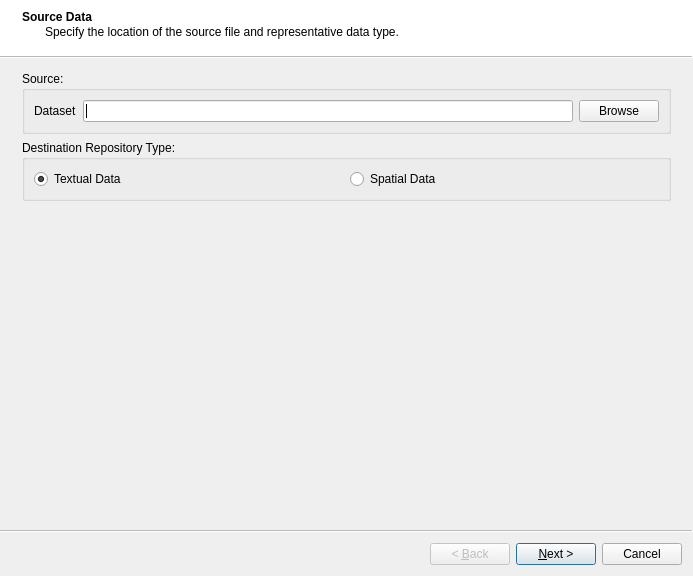
First picture: the form in ui/ui_import_data.ui, repository gltn/stdm, before the edit.
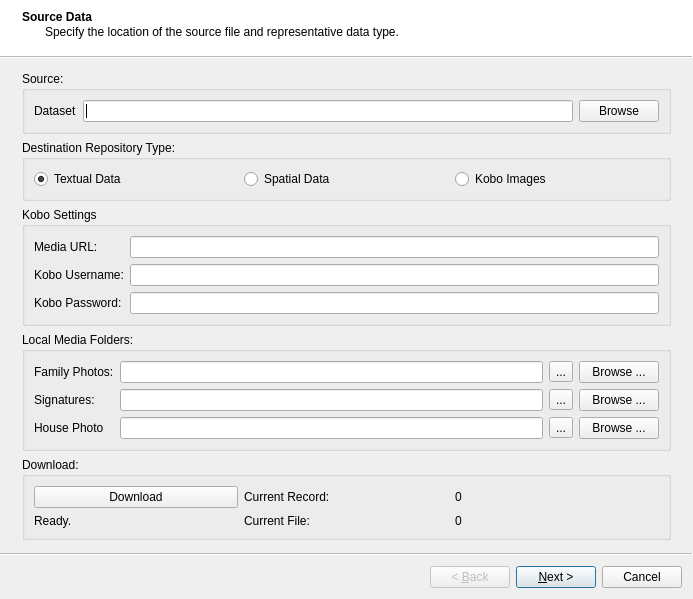
Second picture: the form after the edit. Icons and pictures are not drawn.

Commit message: Added function to download media files from Kobotoolkit

```diff
--- a/ui/ui_import_data.ui
+++ b/ui/ui_import_data.ui
@@ -80,6 +80,196 @@
          </property>
         </widget>
        </item>
+       <item>
+        <widget class="QRadioButton" name="rbKoboMedia">
+         <property name="text">
+          <string>Kobo Images</string>
+         </property>
+        </widget>
+       </item>
+      </layout>
+     </widget>
+    </item>
+    <item>
+     <widget class="QGroupBox" name="groupBox_7">
+      <property name="title">
+       <string>Kobo Settings</string>
+      </property>
+      <layout class="QGridLayout" name="gridLayout_4">
+       <item row="0" column="0">
+        <widget class="QLabel" name="label_4">
+         <property name="text">
+          <string>Media URL:</string>
+         </property>
+        </widget>
+       </item>
+       <item row="1" column="0">
+        <widget class="QLabel" name="label_5">
+         <property name="text">
+          <string>Kobo Username:</string>
+         </property>
+        </widget>
+       </item>
+       <item row="1" column="1">
+        <widget class="QLineEdit" name="edtKoboUsername">
+         <property name="readOnly">
+          <bool>false</bool>
+         </property>
+        </widget>
+       </item>
+       <item row="2" column="1">
+        <widget class="QLineEdit" name="edtKoboPassword">
+         <property name="echoMode">
+          <enum>QLineEdit::Password</enum>
+         </property>
+        </widget>
+       </item>
+       <item row="0" column="1">
+        <widget class="QLineEdit" name="edtMediaUrl">
+         <property name="readOnly">
+          <bool>false</bool>
+         </property>
+        </widget>
+       </item>
+       <item row="2" column="0">
+        <widget class="QLabel" name="label_6">
+         <property name="text">
+          <string>Kobo Password:</string>
+         </property>
+        </widget>
+       </item>
+      </layout>
+     </widget>
+    </item>
+    <item>
+     <widget class="QGroupBox" name="groupBox_8">
+      <property name="title">
+       <string>Local Media Folders:</string>
+      </property>
+      <layout class="QGridLayout" name="gridLayout_6">
+       <item row="1" column="0">
+        <widget class="QLabel" name="label_8">
+         <property name="text">
+          <string>Signatures:</string>
+         </property>
+        </widget>
+       </item>
+       <item row="1" column="1">
+        <widget class="QLineEdit" name="edtSignFolder"/>
+       </item>
+       <item row="0" column="1">
+        <widget class="QLineEdit" name="edtFamilyFolder"/>
+       </item>
+       <item row="0" column="0">
+        <widget class="QLabel" name="label_7">
+         <property name="text">
+          <string>Family Photos:</string>
+         </property>
+        </widget>
+       </item>
+       <item row="2" column="0">
+        <widget class="QLabel" name="label_9">
+         <property name="text">
+          <string>House Photo</string>
+         </property>
+        </widget>
+       </item>
+       <item row="1" column="2">
+        <widget class="QToolButton" name="tbSignFolder">
+         <property name="text">
+          <string>...</string>
+         </property>
+        </widget>
+       </item>
+       <item row="2" column="2">
+        <widget class="QToolButton" name="tbHouseFolder">
+         <property name="text">
+          <string>...</string>
+         </property>
+        </widget>
+       </item>
+       <item row="2" column="1">
+        <widget class="QLineEdit" name="edtHouseFolder"/>
+       </item>
+       <item row="0" column="2">
+        <widget class="QToolButton" name="tbFamilyFolder">
+         <property name="text">
+          <string>...</string>
+         </property>
+        </widget>
+       </item>
+       <item row="0" column="3">
+        <widget class="QPushButton" name="btnFamilyBrowse">
+         <property name="text">
+          <string>Browse ...</string>
+         </property>
+        </widget>
+       </item>
+       <item row="1" column="3">
+        <widget class="QPushButton" name="btnSignFolder">
+         <property name="text">
+          <string>Browse ...</string>
+         </property>
+        </widget>
+       </item>
+       <item row="2" column="3">
+        <widget class="QPushButton" name="btnHouseFolder">
+         <property name="text">
+          <string>Browse ...</string>
+         </property>
+        </widget>
+       </item>
+      </layout>
+     </widget>
+    </item>
+    <item>
+     <widget class="QGroupBox" name="groupBox_9">
+      <property name="title">
+       <string>Download:</string>
+      </property>
+      <layout class="QGridLayout" name="gridLayout_7">
+       <item row="0" column="2">
+        <widget class="QLabel" name="lblCurrRecord">
+         <property name="text">
+          <string>0</string>
+         </property>
+        </widget>
+       </item>
+       <item row="0" column="0">
+        <widget class="QPushButton" name="btnDownload">
+         <property name="text">
+          <string>Download</string>
+         </property>
+        </widget>
+       </item>
+       <item row="0" column="1">
+        <widget class="QLabel" name="labelrecord">
+         <property name="text">
+          <string>Current Record:</string>
+         </property>
+        </widget>
+       </item>
+       <item row="1" column="1">
+        <widget class="QLabel" name="label_10">
+         <property name="text">
+          <string>Current File:</string>
+         </property>
+        </widget>
+       </item>
+       <item row="1" column="2">
+        <widget class="QLabel" name="lblCurrFile">
+         <property name="text">
+          <string>0</string>
+         </property>
+        </widget>
+       </item>
+       <item row="1" column="0">
+        <widget class="QLabel" name="lblMsg">
+         <property name="text">
+          <string>Ready.</string>
+         </property>
+        </widget>
+       </item>
       </layout>
      </widget>
     </item>
```
The commit also changes 5 other files.
